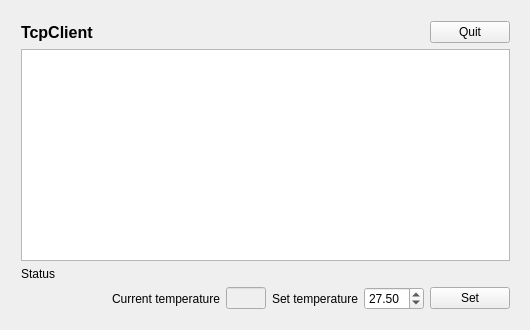
Qt form test_TcpClient/src/forms/mainwindow.ui (Zingam/SpaGUIController) before a commit.
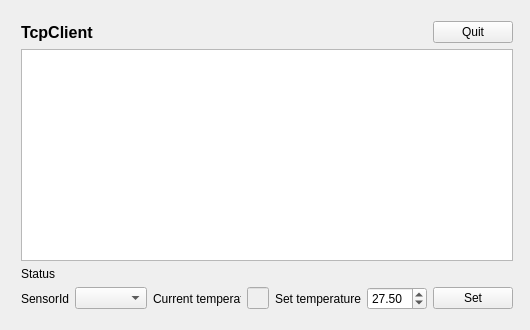
The same form after that commit.

Patch:
```diff
--- a/test_TcpClient/src/forms/mainwindow.ui
+++ b/test_TcpClient/src/forms/mainwindow.ui
@@ -31,7 +31,7 @@
      <rect>
       <x>10</x>
       <y>10</y>
-      <width>511</width>
+      <width>514</width>
       <height>311</height>
      </rect>
     </property>
@@ -99,6 +99,20 @@
          </property>
         </spacer>
        </item>
+       <item>
+        <widget class="QLabel" name="label_SensorId">
+         <property name="text">
+          <string>SensorId</string>
+         </property>
+        </widget>
+       </item>
+       <item>
+        <widget class="QComboBox" name="comboBox_SensorId">
+         <property name="currentText">
+          <string/>
+         </property>
+        </widget>
+       </item>
        <item>
         <widget class="QLabel" name="label_TemperatureCurrent">
          <property name="text">
```
Left out of the diff: 2 changed lines with no effect on the pictures.
